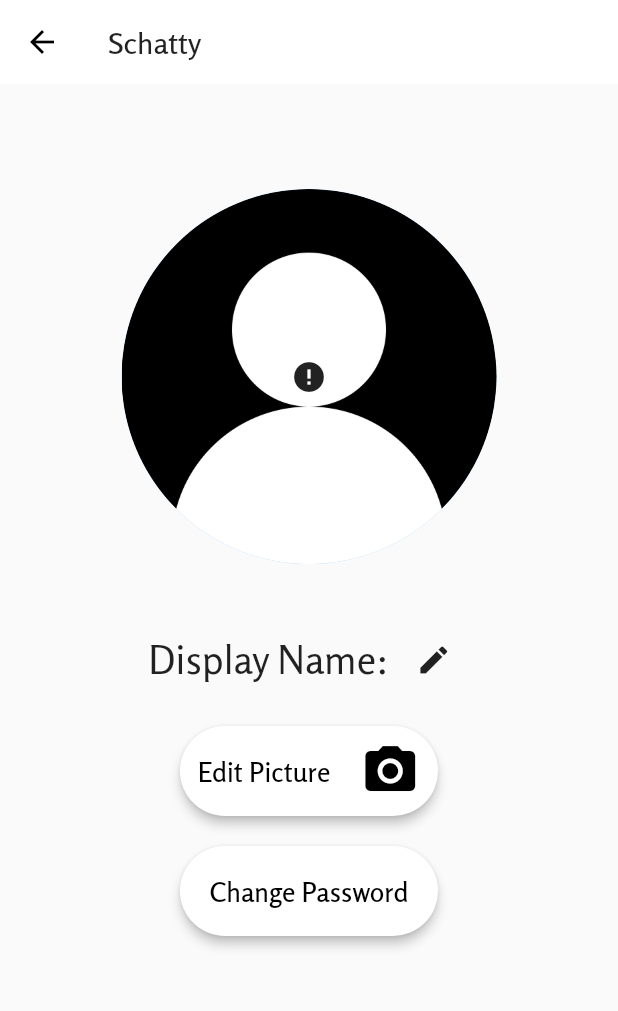
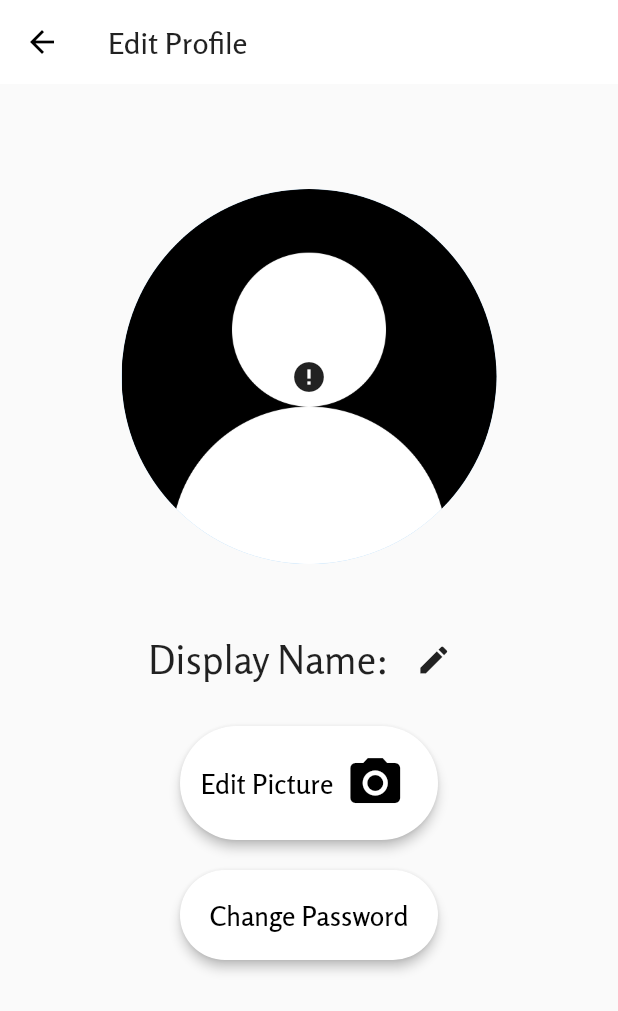
Before and after one commit to AmTeja/SchattyApp, a Flutter app: the FeedPage screen opened directly, in the side drawer, after a tap on "Edit profile", on a phone screen of 412 x 824 dp. Shown: the top 1011 px of the screen. Run offline on Flutter 3.47's test engine with Material 2 defaults, Android fonts, the phone set to English and light mode, and no system bars; drawn by our look-alikes of cached_network_image, overlay_support; our stand-ins replace animated_bottom_navigation_bar, animated_text_kit, cloud_firestore, firebase_auth, firebase_crashlytics, firebase_messaging and 10 more; missing offline and left inert: achievement_view, firebase_admob, link_text, share_extend; accounts and stored records are empty; network calls fail.

Commit message:
Initial release commit (14-07-2020).

```diff
--- a/lib/main.dart
+++ b/lib/main.dart
@@ -45,7 +45,6 @@ class MyApp extends StatefulWidget {
 class _MyAppState extends State<MyApp> {
   NavigationService navigationService = new NavigationService();
   DarkThemeProvider themeChangeProvider = new DarkThemeProvider();
-//  ImageChangeProvider imageChangeProvider = new ImageChangeProvider();
   bool isUserLoggedIn = false;
 
   @override
--- a/lib/services/DatabaseManagement.dart
+++ b/lib/services/DatabaseManagement.dart
@@ -216,7 +216,7 @@ class DatabaseMethods {
     });
   }
 
-  getMessage(String chatRoomID) async {
+  getMessage(String chatRoomID, int limit) async {
     return Firestore.instance
         .collection("ChatRoom")
         .document(chatRoomID)
--- a/lib/splashscreen.dart
+++ /dev/null
@@ -1,2 +0,0 @@
-public
-class
--- a/lib/views/Authenticate/signin.dart
+++ b/lib/views/Authenticate/signin.dart
@@ -241,16 +241,11 @@ class _SignInState extends State<SignIn> {
 //                                  borderSide: BorderSide(color: Colors.blue)
                               )),
                           textInputAction: TextInputAction.next,
-                          onFieldSubmitted: (v) {
-                            FocusScope.of(context).requestFocus(focus);
-                          },
-                          autofocus: true,
                         ),
                         SizedBox(
                           height: 20,
                         ),
                         TextFormField(
-                            focusNode: focus,
                             obscureText: hidePassword,
                             validator: PasswordValidator.validate,
                             controller: passwordTEC,
--- /dev/null
+++ b/lib/views/Authenticate/signintest.dart
@@ -0,0 +1 @@
+void main() {}
--- a/lib/views/Authenticate/signup.dart
+++ b/lib/views/Authenticate/signup.dart
@@ -343,7 +343,6 @@ class _SignUpState extends State<SignUp> {
                             height: 20,
                           ),
                           TextFormField(
-                            focusNode: focus,
                             obscureText: hidePassword,
                             validator: (val) {
                               return passwordTEC.text.isNotEmpty
--- a/lib/views/Feed/FeedPage.dart
+++ b/lib/views/Feed/FeedPage.dart
@@ -222,7 +222,6 @@ class _FeedPageState extends State<FeedPage>
               children: <Widget>[
                 CircleAvatar(
                   radius: 50,
-//                  backgroundColor: Colors.blue,
                   child: ClipOval(
                     child: SizedBox(
                       width: 100,
@@ -246,11 +245,13 @@ class _FeedPageState extends State<FeedPage>
                   child: Container(
                     alignment: Alignment.center,
                     child: Constants.ownerName != null
-                        ? Text(
-                            Constants.ownerName,
-                            textAlign: TextAlign.left,
-                            style: TextStyle(
-                              fontSize: 22,
+                        ? FittedBox(
+                            child: Text(
+                              Constants.ownerName,
+                              textAlign: TextAlign.left,
+                              style: TextStyle(
+                                fontSize: 22,
+                              ),
                             ),
                           )
                         : Text("Error"),
@@ -583,7 +584,7 @@ class _FeedPageState extends State<FeedPage>
         Firestore.instance.collection('Posts').document('Public').collection(
             'Tags').snapshots();
     setState(() {
-
+      tagStream.asBroadcastStream();
     });
   }
 
@@ -642,6 +643,7 @@ class _FeedPageState extends State<FeedPage>
   void _onRefresh() async {
     // monitor network fetch
     setTagStream(selectedTag, descendingOrder);
+    setTagsStream();
     await Future.delayed(Duration(milliseconds: 1000));
     setState(() {});
     // if failed,use refreshFailed()
--- a/lib/views/Settings/SettingsView.dart
+++ b/lib/views/Settings/SettingsView.dart
@@ -17,7 +17,9 @@ class _SettingsViewState extends State<SettingsView> {
   Widget build(BuildContext context) {
     final themeChange = Provider.of<DarkThemeProvider>(context);
     return Scaffold(
-        appBar: AppBar(),
+        appBar: AppBar(
+          title: Text("Settings"),
+        ),
         body: Center(
           child: ListView(
             children: [
--- a/lib/views/Settings/editProfile.dart
+++ b/lib/views/Settings/editProfile.dart
@@ -72,7 +72,7 @@ class _EditProfileState extends State<EditProfile> {
 //      backgroundColor: Color.fromARGB(100, 39, 38, 38),
       appBar: AppBar(
         title: Text(
-          "Schatty",
+          "Edit Profile",
         ),
       ),
       body: Center(
@@ -115,16 +115,20 @@ class _EditProfileState extends State<EditProfile> {
                 mainAxisAlignment: MainAxisAlignment.center,
                 children: [
                   displayName == null
-                      ? Text(
+                      ? FittedBox(
+                          child: Text(
                             "Display Name: ${widget.username}",
                             style: TextStyle(
                               fontSize: 26,
                             ),
+                          ),
                         )
-                      : Text(
+                      : FittedBox(
+                          child: Text(
                             "Display Name: $displayName",
                             style: TextStyle(
                               fontSize: 26,
+                            ),
                           ),
                         ),
                   IconButton(
@@ -152,18 +156,21 @@ class _EditProfileState extends State<EditProfile> {
                 splashColor: Colors.black,
                 child: Row(
                   mainAxisAlignment: MainAxisAlignment.center,
+                  mainAxisSize: MainAxisSize.min,
                   children: <Widget>[
-                    Text(
+                    FittedBox(
+                      child: Text(
                         "Edit Picture",
                         style: TextStyle(color: Colors.black, fontSize: 18),
                       ),
-                    SizedBox(
-                      width: 20,
                     ),
-                    Icon(
+                    Padding(
+                      padding: const EdgeInsets.all(8.0),
+                      child: Icon(
                         Icons.camera_alt,
                         size: 40,
                         color: Colors.black,
+                      ),
                     )
                   ],
                 ),
--- a/pubspec.yaml
+++ b/pubspec.yaml
@@ -30,6 +30,7 @@ dependencies:
   cupertino_icons: ^0.1.3
   firebase_core: ^0.4.5
   firebase_auth: ^0.16.0
+  test: ^1.15.2
   cloud_firestore: ^0.13.5
   shared_preferences: ^0.5.7+1
   firebase_messaging: ^6.0.16
```
Also changed, not shown: lib/views/Chatroom/MainChatScreenInstance.dart (+29 -1 lines), lib/views/Chatroom/TargetUserInfo.dart (+5 -3 lines), lib/views/Feed/BuildContent.dart (+14 -8 lines), lib/views/Feed/CommentsPage.dart (+28 -11 lines), lib/views/FeedAd.dart (+14 -3 lines), pubspec.lock. Lines whose indentation alone changed are shown as unchanged.
